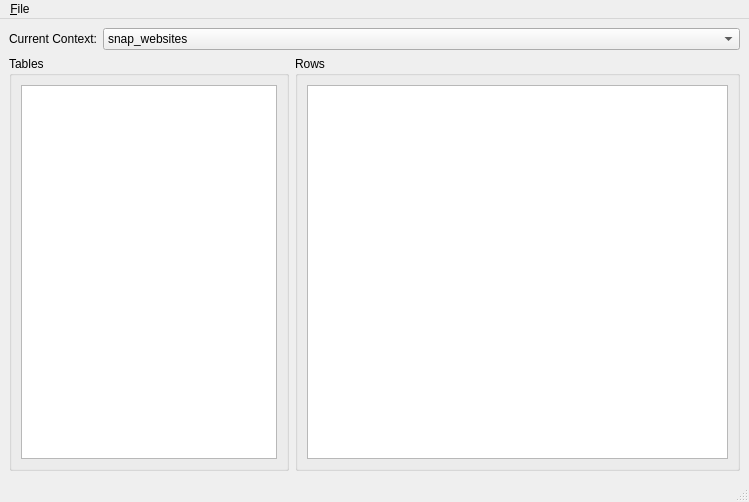
Qt form cassview/src/MainWindow.ui (m2osw/snapcpp) before a commit.
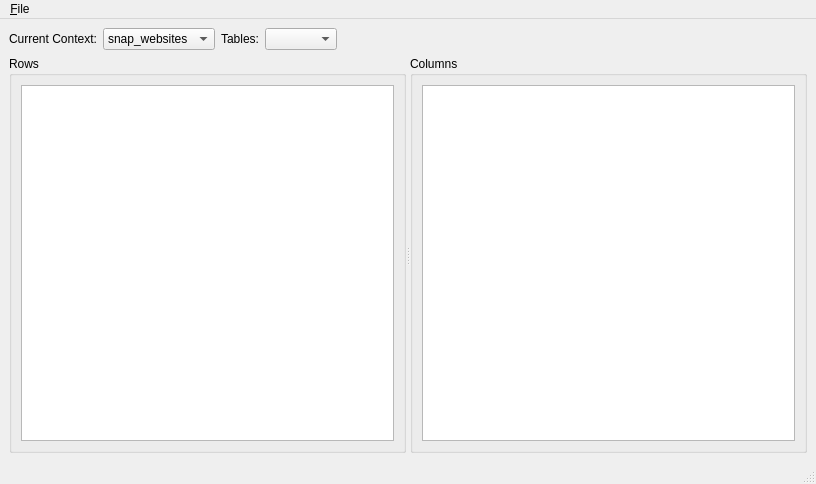
The same form after that commit.

```diff
--- a/cassview/src/MainWindow.ui
+++ b/cassview/src/MainWindow.ui
@@ -6,17 +6,19 @@
    <rect>
     <x>0</x>
     <y>0</y>
-    <width>749</width>
-    <height>502</height>
+    <width>816</width>
+    <height>484</height>
    </rect>
   </property>
   <property name="windowTitle">
    <string>MainWindow</string>
   </property>
   <widget class="QWidget" name="centralwidget">
-   <layout class="QVBoxLayout" name="verticalLayout">
+   <layout class="QVBoxLayout" name="verticalLayout_2" stretch="0,1">
     <item>
-     <layout class="QHBoxLayout" name="horizontalLayout_3" stretch="0,1">
+     <layout class="QHBoxLayout" name="horizontalLayout" stretch="0,0,0">
+      <item>
+       <layout class="QHBoxLayout" name="horizontalLayout_3" stretch="0,0">
       <item>
        <widget class="QLabel" name="label">
         <property name="text">
@@ -39,32 +41,60 @@
      </layout>
     </item>
     <item>
-     <layout class="QHBoxLayout" name="horizontalLayout_4" stretch="0,1">
-      <item>
-       <widget class="QGroupBox" name="groupBox">
-        <property name="title">
-         <string>Tables</string>
-        </property>
-        <layout class="QHBoxLayout" name="horizontalLayout_2">
-         <item>
-          <widget class="QListView" name="f_tables"/>
-         </item>
-        </layout>
-       </widget>
-      </item>
+       <layout class="QFormLayout" name="formLayout">
+        <item row="0" column="0">
+         <widget class="QLabel" name="label_2">
+          <property name="text">
+           <string>Tables:</string>
+          </property>
+         </widget>
+        </item>
+        <item row="0" column="1">
+         <widget class="QComboBox" name="f_tables"/>
+        </item>
+       </layout>
+      </item>
       <item>
+       <spacer name="horizontalSpacer">
+        <property name="orientation">
+         <enum>Qt::Horizontal</enum>
+        </property>
+        <property name="sizeHint" stdset="0">
+         <size>
+          <width>40</width>
+          <height>20</height>
+         </size>
+        </property>
+       </spacer>
+      </item>
+     </layout>
+    </item>
+    <item>
+     <widget class="QSplitter" name="splitter">
+      <property name="orientation">
+       <enum>Qt::Horizontal</enum>
+      </property>
        <widget class="QGroupBox" name="groupBox_2">
         <property name="title">
          <string>Rows</string>
         </property>
-        <layout class="QHBoxLayout" name="horizontalLayout">
+       <layout class="QHBoxLayout" name="horizontalLayout_2">
          <item>
-          <widget class="QTreeView" name="f_rows"/>
+         <widget class="QListView" name="f_rows"/>
          </item>
         </layout>
        </widget>
-      </item>
-     </layout>
+      <widget class="QGroupBox" name="groupBox_3">
+       <property name="title">
+        <string>Columns</string>
+       </property>
+       <layout class="QVBoxLayout" name="verticalLayout">
+        <item>
+         <widget class="QListView" name="f_cells"/>
+        </item>
+       </layout>
+      </widget>
+     </widget>
     </item>
    </layout>
   </widget>
@@ -73,8 +103,8 @@
     <rect>
      <x>0</x>
      <y>0</y>
-     <width>749</width>
-     <height>25</height>
+     <width>816</width>
+     <height>20</height>
     </rect>
    </property>
    <widget class="QMenu" name="menu_File">
```
Left out of the diff: 4 changed lines with no effect on the pictures. Lines whose indentation alone changed are shown as unchanged.
